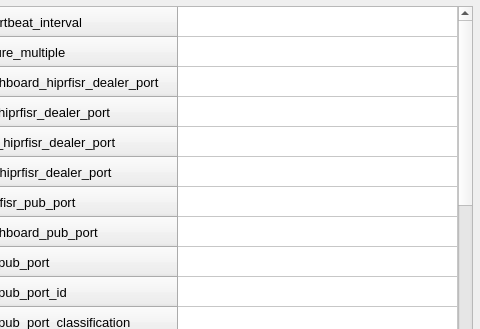
This is UI/options.ui in ainfosec/FISSURE as Qt 5 draws it before an edit; both pictures show x 160 to 640 and y 0 to 329 of the 640 by 450 pixel window. The edited form follows.
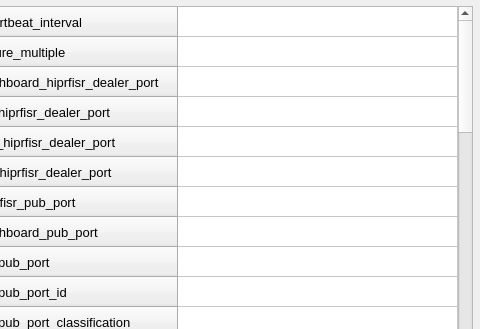
This is the edited form. The open tabs and pages were chosen to show the change. Icons and pictures are not drawn.

Diff of the .ui file:
```diff
--- a/UI/options.ui
+++ b/UI/options.ui
@@ -1186,6 +1186,86 @@
         </font>
        </property>
       </row>
+      <row>
+       <property name="text">
+        <string>custom_color6</string>
+       </property>
+       <property name="font">
+        <font>
+         <pointsize>10</pointsize>
+        </font>
+       </property>
+      </row>
+      <row>
+       <property name="text">
+        <string>custom_color7</string>
+       </property>
+       <property name="font">
+        <font>
+         <pointsize>10</pointsize>
+        </font>
+       </property>
+      </row>
+      <row>
+       <property name="text">
+        <string>custom_color8</string>
+       </property>
+       <property name="font">
+        <font>
+         <pointsize>10</pointsize>
+        </font>
+       </property>
+      </row>
+      <row>
+       <property name="text">
+        <string>custom_color9</string>
+       </property>
+       <property name="font">
+        <font>
+         <pointsize>10</pointsize>
+        </font>
+       </property>
+      </row>
+      <row>
+       <property name="text">
+        <string>custom_color10</string>
+       </property>
+       <property name="font">
+        <font>
+         <pointsize>10</pointsize>
+        </font>
+       </property>
+      </row>
+      <row>
+       <property name="text">
+        <string>custom_color11</string>
+       </property>
+       <property name="font">
+        <font>
+         <pointsize>10</pointsize>
+        </font>
+       </property>
+      </row>
+      <row>
+       <property name="text">
+        <string>custom_color12</string>
+       </property>
+       <property name="font">
+        <font>
+         <pointsize>10</pointsize>
+        </font>
+       </property>
+      </row>
+      <row>
+       <property name="text">
+        <string>custom_color13</string>
+       </property>
+       <property name="font">
+        <font>
+         <pointsize>10</pointsize>
+        </font>
+       </property>
+      </row>
       <row>
        <property name="text">
         <string>color1</string>
@@ -1236,6 +1316,96 @@
         </font>
        </property>
       </row>
+      <row>
+       <property name="text">
+        <string>color6</string>
+       </property>
+       <property name="font">
+        <font>
+         <pointsize>10</pointsize>
+        </font>
+       </property>
+      </row>
+      <row>
+       <property name="text">
+        <string>color7</string>
+       </property>
+       <property name="font">
+        <font>
+         <pointsize>10</pointsize>
+        </font>
+       </property>
+      </row>
+      <row>
+       <property name="text">
+        <string>color8</string>
+       </property>
+       <property name="font">
+        <font>
+         <pointsize>10</pointsize>
+        </font>
+       </property>
+      </row>
+      <row>
+       <property name="text">
+        <string>color9</string>
+       </property>
+       <property name="font">
+        <font>
+         <pointsize>10</pointsize>
+        </font>
+       </property>
+      </row>
+      <row>
+       <property name="text">
+        <string>color10</string>
+       </property>
+       <property name="font">
+        <font>
+         <pointsize>10</pointsize>
+        </font>
+       </property>
+      </row>
+      <row>
+       <property name="text">
+        <string>color11</string>
+       </property>
+       <property name="font">
+        <font>
+         <pointsize>10</pointsize>
+        </font>
+       </property>
+      </row>
+      <row>
+       <property name="text">
+        <string>color12</string>
+       </property>
+       <property name="font">
+        <font>
+         <pointsize>10</pointsize>
+        </font>
+       </property>
+      </row>
+      <row>
+       <property name="text">
+        <string>color13</string>
+       </property>
+       <property name="font">
+        <font>
+         <pointsize>10</pointsize>
+        </font>
+       </property>
+      </row>
+      <row>
+       <property name="text">
+        <string>icon_style</string>
+       </property>
+       <property name="font">
+        <font>
+         <pointsize>10</pointsize>
+        </font>
+       </property>
+      </row>
       <row>
        <property name="text">
         <string>color_mode</string>
```
